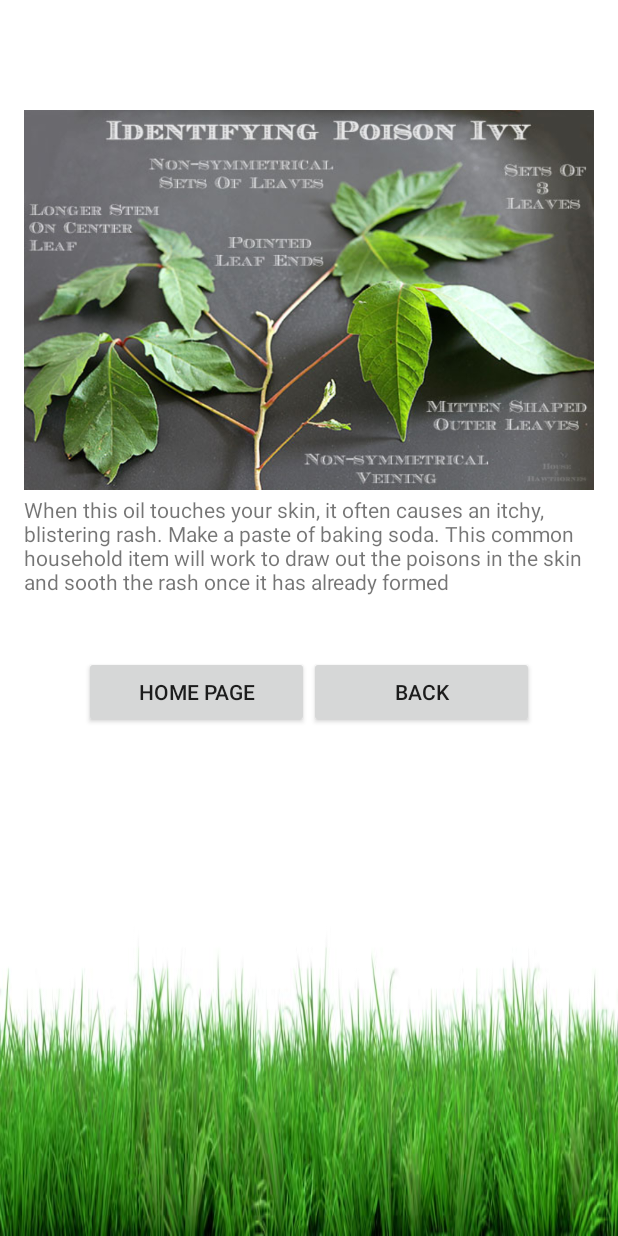
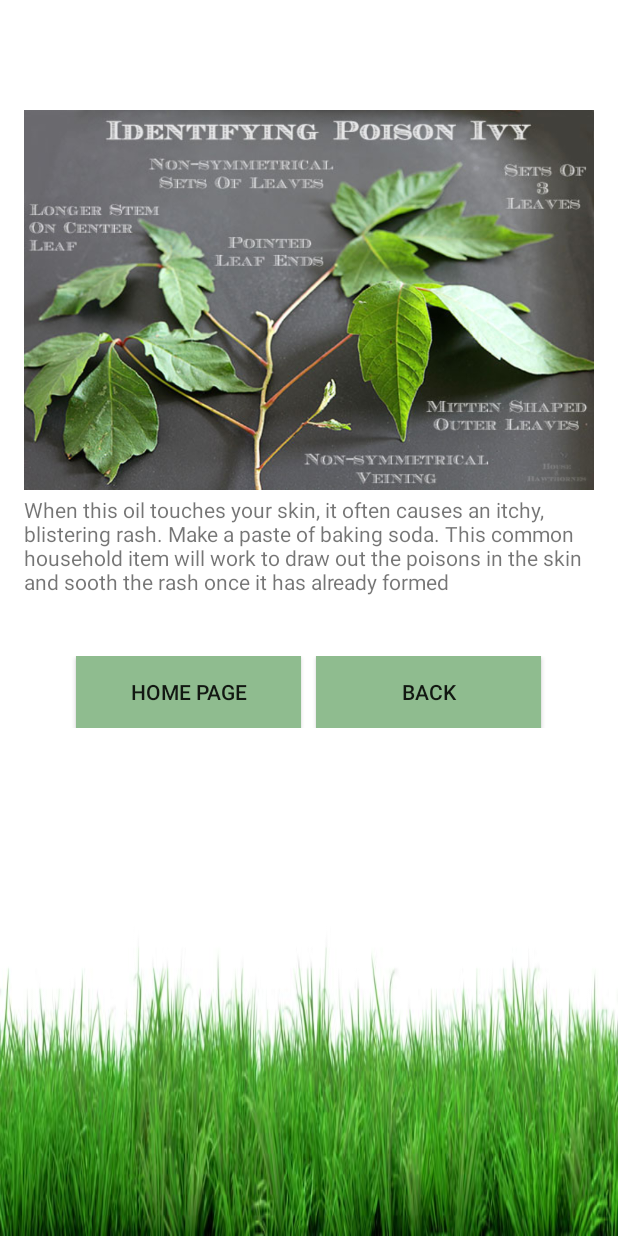
Before and after one commit to SmartyPlantsMC/SmartyPlants, an Android app: the PlantPage screen opened directly, with no data from a screen before it, after a tap on "MORE INFO", on a phone screen of 412 x 824 dp. Run offline under Robolectric (Android 15) with nearby library versions, the phone set to English and light mode, and no system bars; our stand-ins replace AdMob; 20 statements that could not run were skipped.

Commit message:
Fixed Button and more info page , more adMob

```diff
--- a/app/src/main/java/com/example/denis/smartyplants/MoreInfo.java
+++ b/app/src/main/java/com/example/denis/smartyplants/MoreInfo.java
@@ -6,6 +6,10 @@ import android.os.Bundle;
 import android.view.View;
 import android.widget.ImageView;
 import android.widget.TextView;
+
+import com.google.android.gms.ads.AdRequest;
+import com.google.android.gms.ads.AdView;
+import com.google.android.gms.ads.MobileAds;
 
 import static com.example.denis.smartyplants.utils.utils.PLANT;
 
@@ -17,9 +21,14 @@ public class MoreInfo extends AppCompatActivity {
     protected void onCreate(Bundle savedInstanceState) {
         super.onCreate(savedInstanceState);
         setContentView(R.layout.activity_more_info);
+        MobileAds.initialize(getApplicationContext(), "ca-app-pub-7757616415214622");
+
+        AdView mAdView = (AdView) findViewById(R.id.adViewMI);
+        AdRequest adRequest = new AdRequest.Builder().build();
+        mAdView.loadAd(adRequest);
         Moreinfo = (TextView)findViewById(R.id.MoreInfo_Desc);
         MoreInfopic = (ImageView)findViewById(R.id.MoreInfo_Pic);
-        MoreInfoname = (TextView)findViewById(R.id.NameOfPlant);
+        MoreInfoname = (TextView)findViewById(R.id.MoreInfoPlantName);
         msg = getIntent().getStringExtra(PLANT);
         plantPickerMoreInfo(msg);
     }
@@ -94,6 +103,7 @@ public class MoreInfo extends AppCompatActivity {
     //Button that lets the user go to the plant page
     public void goToPlantPage(View view) {
         Intent intent = new Intent(MoreInfo.this, PlantPage.class);
+        intent.putExtra(PLANT,msg);
         startActivity(intent);
     }
     //Button that lets the user go to the home page
--- a/app/src/main/java/com/example/denis/smartyplants/PlantPage.java
+++ b/app/src/main/java/com/example/denis/smartyplants/PlantPage.java
@@ -7,6 +7,10 @@ import android.view.View;
 import android.widget.Button;
 import android.widget.ImageView;
 import android.widget.TextView;
+
+import com.google.android.gms.ads.AdRequest;
+import com.google.android.gms.ads.AdView;
+import com.google.android.gms.ads.MobileAds;
 
 import static android.R.id.message;
 import static com.example.denis.smartyplants.utils.utils.PLANT;
@@ -21,6 +25,11 @@ public class PlantPage extends AppCompatActivity {
     protected void onCreate(Bundle savedInstanceState) {
         super.onCreate(savedInstanceState);
         setContentView(R.layout.activity_plant_page);
+        MobileAds.initialize(getApplicationContext(), "ca-app-pub-7757616415214622");
+
+        AdView mAdView = (AdView) findViewById(R.id.adViewPP);
+        AdRequest adRequest = new AdRequest.Builder().build();
+        mAdView.loadAd(adRequest);
         info = (TextView)findViewById(R.id.PlantPage_Desc);
         pic = (ImageView)findViewById(R.id.PlantPage_Image);
         name = (TextView)findViewById(R.id.NameOfPlant);
--- a/app/src/main/java/com/example/denis/smartyplants/Quiz.java
+++ b/app/src/main/java/com/example/denis/smartyplants/Quiz.java
@@ -173,4 +173,8 @@ Button submit;
 
     }
 
+    public void goToHomePage2(View view) {
+        Intent intent = new Intent(Quiz.this, MainActivity.class);
+        startActivity(intent);
+    }
 }
--- a/app/src/main/res/layout/activity_list_of_plants.xml
+++ b/app/src/main/res/layout/activity_list_of_plants.xml
@@ -25,14 +25,17 @@
         android:id="@+id/Plant_list"></ListView>
 
         <Button
+            android:layout_marginTop="30dp"
             android:layout_gravity="center"
             android:layout_width="fill_parent"
         android:layout_height="wrap_content"
         android:id="@+id/PlantList_Home"
         android:text="@string/home"
+            android:background="@color/SeaGreen"
         android:onClick="back"/>
 
         <com.google.android.gms.ads.AdView
+            android:layout_marginTop="10dp"
             android:id="@+id/adViewLoP"
             android:layout_width="wrap_content"
             android:layout_height="wrap_content"
--- a/app/src/main/res/layout/activity_more_info.xml
+++ b/app/src/main/res/layout/activity_more_info.xml
@@ -1,6 +1,7 @@
 <?xml version="1.0" encoding="utf-8"?>
 <LinearLayout xmlns:android="http://schemas.android.com/apk/res/android"
     xmlns:app="http://schemas.android.com/apk/res-auto"
+    xmlns:ads="http://schemas.android.com/apk/res-auto"
     xmlns:tools="http://schemas.android.com/tools"
     android:layout_width="match_parent"
     android:layout_height="match_parent"
@@ -21,8 +22,9 @@
             android:layout_width="wrap_content"
             android:layout_height="wrap_content"
             android:layout_gravity="center"
-            android:text="@string/MoreInfo"
-            android:textColor="@color/White"
+
+            android:id="@+id/MoreInfoPlantName"
+            android:textColor="@color/Black"
             android:textSize="40dp"
             />
     <ImageView
@@ -42,16 +44,17 @@
 
 
     <LinearLayout
-        android:gravity="center"
         android:layout_width="match_parent"
         android:layout_height="wrap_content"
         android:layout_marginTop="40dp"
+        android:gravity="center"
         android:orientation="horizontal">
 
         <Button
             android:id="@+id/MoreInfo_Home"
             android:layout_width="150dp"
             android:layout_height="wrap_content"
+            android:background="@color/SeaGreen"
             android:onClick="goToHomePage"
             android:text="Home Page" />
 
@@ -59,10 +62,20 @@
             android:id="@+id/MoreInfo_Back"
             android:layout_width="150dp"
             android:layout_height="wrap_content"
+            android:layout_marginLeft="10dp"
+            android:background="@color/SeaGreen"
             android:onClick="goToPlantPage"
             android:text="Back" />
 
     </LinearLayout>
+    <com.google.android.gms.ads.AdView
+        android:id="@+id/adViewMI"
+        android:layout_width="wrap_content"
+        android:layout_height="wrap_content"
+        android:background="#07000000"
+        ads:adSize="BANNER"
+        ads:adUnitId="@string/banner_ad_unit_id">
+    </com.google.android.gms.ads.AdView>
 
 
 </LinearLayout>
--- a/app/src/main/res/layout/activity_quiz.xml
+++ b/app/src/main/res/layout/activity_quiz.xml
@@ -337,10 +337,11 @@
             android:layout_height="wrap_content"
             android:text="Home Page"
             android:background="@color/SeaGreen"
+            android:onClick="goToHomePage2"
             android:id="@+id/Quiz_Home"/>
 
         <Button
-
+            android:layout_marginLeft="10dp"
             android:layout_width="150dp"
             android:layout_height="wrap_content"
             android:id="@+id/Submit"
--- a/app/src/main/res/layout/activity_quiz_results.xml
+++ b/app/src/main/res/layout/activity_quiz_results.xml
@@ -27,6 +27,7 @@
         android:layout_height="wrap_content"
         android:id="@+id/PlantList_Home"
         android:text="@string/home"
+        android:background="@color/SeaGreen"
         android:onClick="back"/>
 
     <com.google.android.gms.ads.AdView
```
Also changed, not shown: app/src/main/res/layout/activity_main.xml (+5 -2 lines), app/src/main/res/layout/activity_plant_page.xml (+14 -2 lines).
